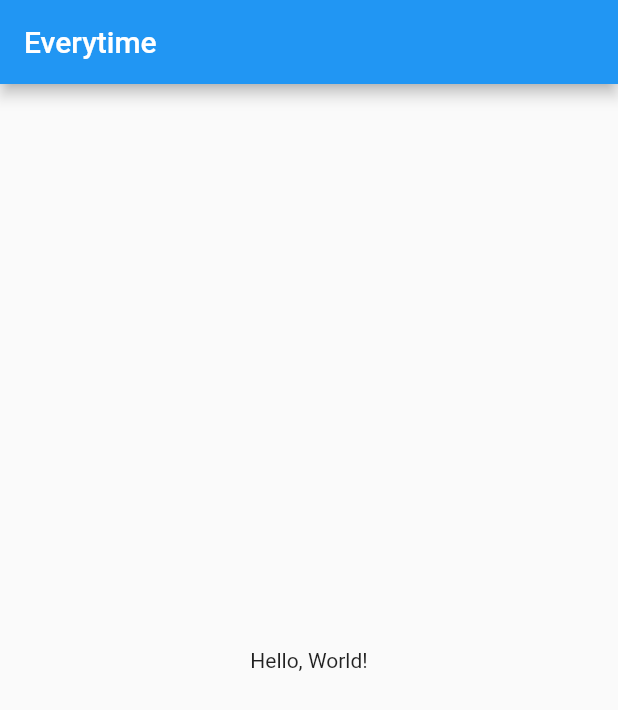
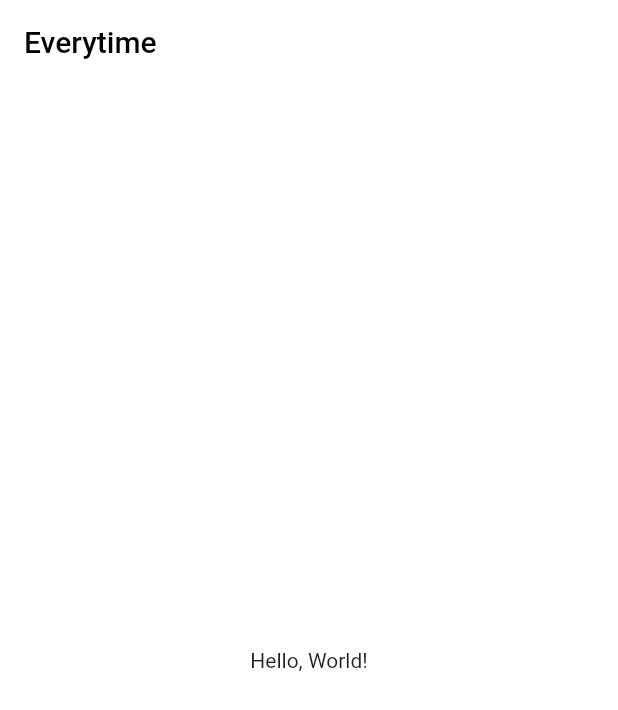
Before and after one commit to mobius29/everytime-clonecoding-flutter, a Flutter app: the screen it shows after launch, on a phone screen of 412 x 824 dp. Shown: the top 710 px of the screen. Run offline on Flutter 3.47's test engine with Material 2 defaults, Android fonts, the phone set to English and light mode, and no system bars.

Commit message:
feat: add theme

```diff
--- a/lib/app.dart
+++ b/lib/app.dart
@@ -1,4 +1,5 @@
 import 'package:everytime_flutter/screens/home_screen.dart';
+import 'package:everytime_flutter/theme.dart';
 import 'package:flutter/material.dart';
 
 class App extends StatelessWidget {
@@ -7,9 +8,10 @@ class App extends StatelessWidget {
   @override
   Widget build(BuildContext context) {
     return MaterialApp(
+        theme: Themes.lightThemeData,
         home: Scaffold(
-      appBar: AppBar(title: const Text("Everytime")),
-      body: const HomeScreen(),
-    ));
+          appBar: AppBar(title: const Text("Everytime")),
+          body: const HomeScreen(),
+        ));
   }
 }
--- a/lib/theme.dart
+++ b/lib/theme.dart
@@ -0,0 +1,46 @@
+// Copyright 2019 The Flutter team. All rights reserved.
+// Use of this source code is governed by a BSD-style license that can be
+// found in the LICENSE file.
+
+import 'package:everytime_flutter/themes/color.dart';
+import 'package:flutter/material.dart';
+
+class Themes {
+  static const _lightFillColor = CustomColors.black;
+  static final Color _lightFocusColor = CustomColors.black.withOpacity(0.12);
+
+  static ThemeData lightThemeData =
+      themeData(lightColorScheme, _lightFocusColor);
+
+  static ThemeData themeData(ColorScheme colorScheme, Color focusColor) {
+    return ThemeData(
+      colorScheme: colorScheme,
+      appBarTheme: AppBarTheme(
+        backgroundColor: colorScheme.background,
+        elevation: 0,
+        iconTheme: IconThemeData(color: colorScheme.primary),
+      ),
+      iconTheme: IconThemeData(color: colorScheme.onPrimary),
+      canvasColor: colorScheme.background,
+      scaffoldBackgroundColor: colorScheme.background,
+      highlightColor: Colors.transparent,
+      focusColor: focusColor,
+    );
+  }
+
+  static const ColorScheme lightColorScheme = ColorScheme(
+    primary: CustomColors.red,
+    primaryContainer: CustomColors.red,
+    secondary: CustomColors.blue,
+    secondaryContainer: CustomColors.blue,
+    background: CustomColors.white,
+    surface: CustomColors.gray100,
+    onBackground: CustomColors.white,
+    error: _lightFillColor,
+    onError: _lightFillColor,
+    onPrimary: _lightFillColor,
+    onSecondary: CustomColors.blue,
+    onSurface: CustomColors.gray100,
+    brightness: Brightness.light,
+  );
+}
--- /dev/null
+++ b/lib/themes/color.dart
@@ -0,0 +1,9 @@
+import 'package:flutter/material.dart';
+
+class CustomColors {
+  static const Color red = Color(0xFFB63826);
+  static const Color blue = Color(0xFF5DABB5);
+  static const Color white = Color(0xFFFFFFFF);
+  static const Color black = Color(0xFF000000);
+  static const Color gray100 = Color(0xFFE3E3E3);
+}
```
